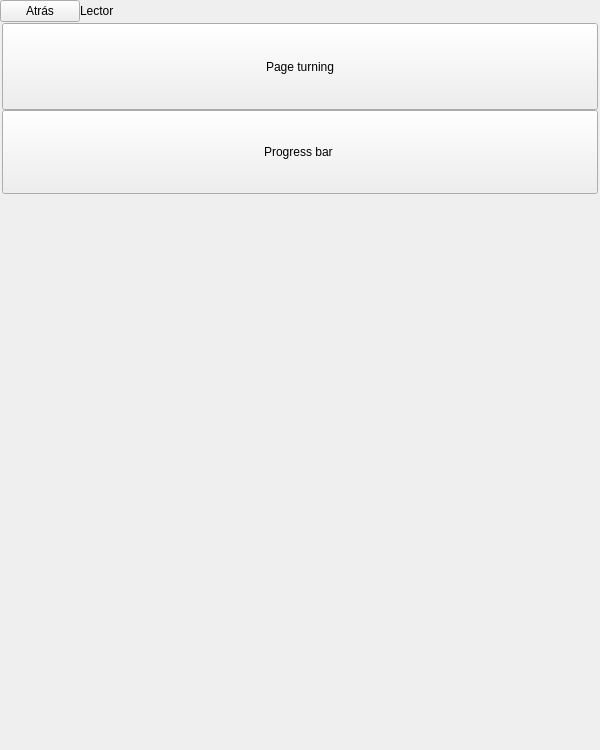
Old version of the form bqSetting/ui/SettingsReaderMenu.ui in the repository bq/cervantes.
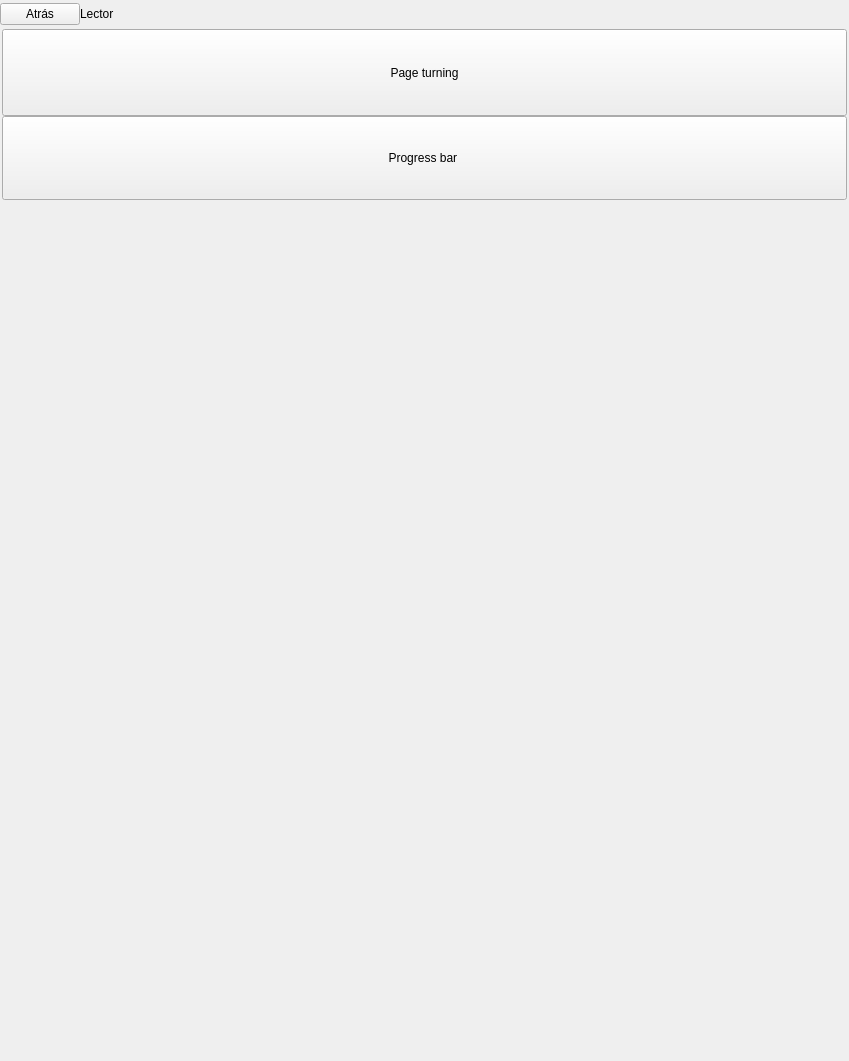
New version of the form. Custom widgets are drawn as their Qt base class.

The edit to the form file:
```diff
--- a/bqSetting/ui/SettingsReaderMenu.ui
+++ b/bqSetting/ui/SettingsReaderMenu.ui
@@ -6,8 +6,8 @@
    <rect>
     <x>0</x>
     <y>0</y>
-    <width>600</width>
-    <height>750</height>
+    <width>849</width>
+    <height>1061</height>
    </rect>
   </property>
   <property name="sizePolicy">
@@ -18,14 +18,14 @@
   </property>
   <property name="minimumSize">
    <size>
-    <width>600</width>
-    <height>750</height>
+    <width>0</width>
+    <height>0</height>
    </size>
   </property>
   <property name="maximumSize">
    <size>
-    <width>600</width>
-    <height>750</height>
+    <width>849</width>
+    <height>1061</height>
    </size>
   </property>
   <property name="windowTitle">
@@ -71,7 +71,7 @@
         <property name="maximumSize">
          <size>
           <width>16777215</width>
-          <height>10000</height>
+          <height>14142</height>
          </size>
         </property>
         <property name="text">
@@ -86,8 +86,8 @@
         </property>
         <property name="sizeHint" stdset="0">
          <size>
-          <width>40</width>
-          <height>20</height>
+          <width>57</width>
+          <height>28</height>
          </size>
         </property>
        </spacer>
@@ -155,7 +155,7 @@
         <property name="maximumSize">
          <size>
           <width>16777215</width>
-          <height>87</height>
+          <height>123</height>
          </size>
         </property>
         <property name="focusPolicy">
@@ -183,7 +183,7 @@
         <property name="maximumSize">
          <size>
           <width>16777215</width>
-          <height>84</height>
+          <height>119</height>
          </size>
         </property>
         <property name="focusPolicy">
@@ -204,8 +204,8 @@
      </property>
      <property name="sizeHint" stdset="0">
       <size>
-       <width>20</width>
-       <height>40</height>
+       <width>28</width>
+       <height>57</height>
       </size>
      </property>
     </spacer>
```
Left out of the diff: 12 changed lines with no effect on the pictures.
